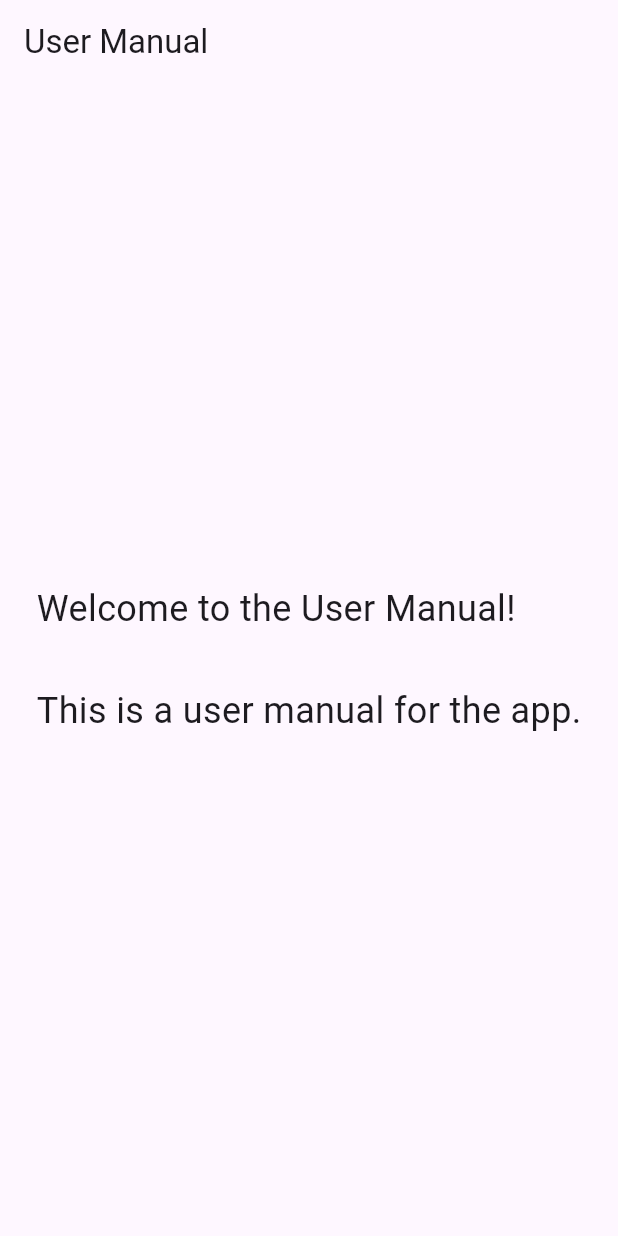
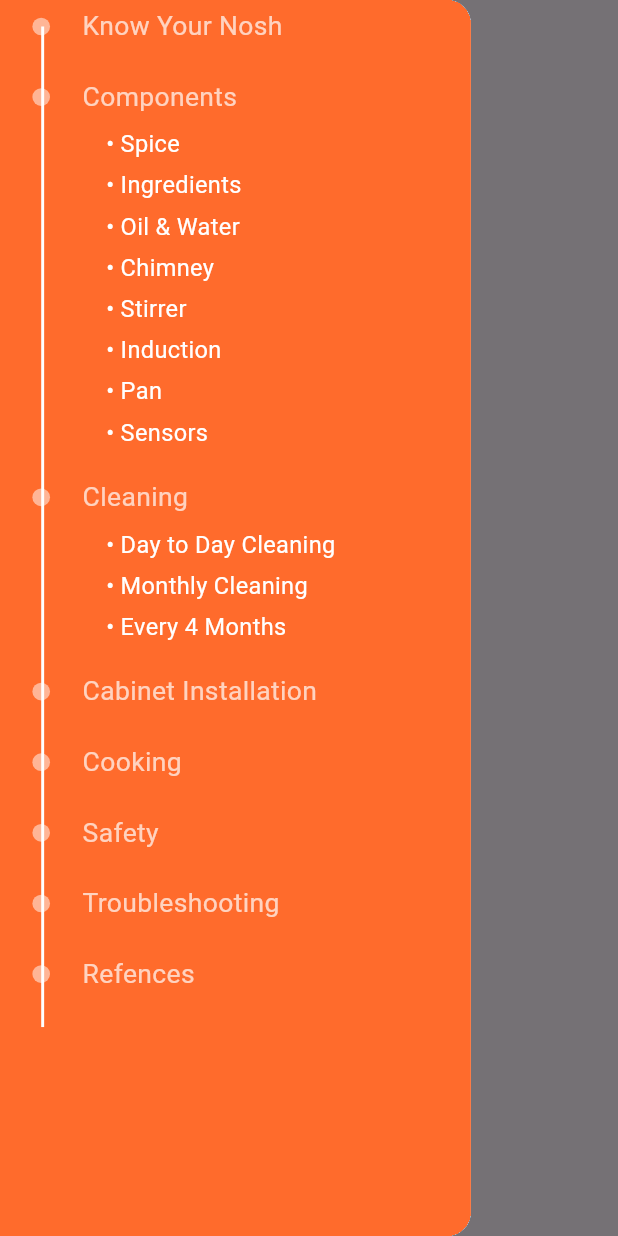
Before and after one commit to euphoticlabs/User-Manual, a Flutter app: the screen it shows after launch, with the side drawer open (before the commit the screen has no drawer), on a phone screen of 412 x 824 dp. Run offline on Flutter 3.47's test engine with Material 3 defaults, Android fonts, the phone set to English and light mode, and no system bars; drawn by our look-alikes of cached_network_image; our stand-ins replace responsive_framework; network calls fail.

Commit message:
Update dependencies and enhance user manual app structure
- Added new dependencies: cached_network_image, responsive_framework, and others in pubspec.lock.
- Updated pubspec.yaml to include responsive_framework and cached_network_image.
- Modified main.dart to integrate ResponsiveBreakPointWrapper and removed the old UserManualPage implementation.
- Updated iOS and macOS configuration files to include necessary Pod support files.
- Registered new plugins in GeneratedPluginRegistrant.swift for path_provider_foundation and sqflite_darwin.
- Adjusted widget test to reflect the new UserManualApp structure.

```diff
--- /dev/null
+++ b/lib/layout/responsive_wrapper.dart
@@ -0,0 +1,45 @@
+import 'package:flutter/material.dart';
+import 'package:responsive_framework/responsive_framework.dart';
+
+class ResponsiveBreakPointWrapper extends StatelessWidget {
+  final Widget child;
+  const ResponsiveBreakPointWrapper({super.key, required this.child});
+
+  @override
+  Widget build(BuildContext context) {
+    return ResponsiveBreakpoints.builder(
+      child: ResponsiveViewWrapper(child: child),
+      breakpoints: [
+        const Breakpoint(start: 0, end: 440, name: MOBILE),
+        const Breakpoint(start: 440, end: 880, name: TABLET),
+        const Breakpoint(start: 880, end: 1920, name: DESKTOP),
+        const Breakpoint(start: 1921, end: double.infinity, name: '4K'),
+      ],
+    );
+  }
+}
+
+class ResponsiveViewWrapper extends StatelessWidget {
+  final Widget child;
+  const ResponsiveViewWrapper({super.key, required this.child});
+
+  @override
+  Widget build(BuildContext context) {
+    return MaxWidthBox(
+      maxWidth: 3840,
+      child: ResponsiveScaledBox(
+        width: ResponsiveValue<double>(context, conditionalValues: [
+          Condition.equals(name: MOBILE, value: 420),
+          Condition.equals(name: TABLET, value: 800),
+          Condition.equals(name: DESKTOP, value: 968),
+          Condition.equals(name: '4K', value: 1921),
+        ], defaultValue: 420).value,
+        child: BouncingScrollWrapper.builder(
+          context,
+          child,
+          dragWithMouse: true,
+        ),
+      ),
+    );
+  }
+}
--- a/lib/main.dart
+++ b/lib/main.dart
@@ -1,4 +1,6 @@
 import 'package:flutter/material.dart';
+import 'package:user_manual/screens/user_manual_home.dart';
+import 'package:user_manual/layout/responsive_wrapper.dart';
 
 void main() {
   runApp(const UserManualApp());
@@ -14,26 +16,11 @@ class UserManualApp extends StatelessWidget {
       theme: ThemeData(
         primarySwatch: Colors.blue,
       ),
+      debugShowCheckedModeBanner: false,
+      builder: (context, child) {
+        return ResponsiveBreakPointWrapper(child: child!);
+      },
       home: const UserManualPage(),
     );
   }
 }
-
-class UserManualPage extends StatelessWidget {
-  const UserManualPage({super.key});
-
-  @override
-  Widget build(BuildContext context) {
-    return Scaffold(
-      appBar: AppBar(
-        title: const Text('User Manual'),
-      ),
-      body: const Center(
-        child: Text(
-          'Welcome to the User Manual!\n\nThis is a user manual for the app.',
-          style: TextStyle(fontSize: 24),
-        ),
-      ),
-    );
-  }
-}
--- /dev/null
+++ b/lib/screens/user_manual_home.dart
@@ -0,0 +1,95 @@
+import 'package:cached_network_image/cached_network_image.dart';
+import 'package:flutter/material.dart';
+import 'package:user_manual/screens/widgets/drawer.dart';
+
+class UserManualPage extends StatefulWidget {
+  const UserManualPage({super.key});
+
+  @override
+  State<UserManualPage> createState() => _UserManualPageState();
+}
+
+class _UserManualPageState extends State<UserManualPage> {
+  // Define your sections and subpoints
+  final List<Section> sections = [
+    Section("Know Your Nosh"),
+    Section("Components", [
+      SubSection("Spice"),
+      SubSection("Ingredients"),
+      SubSection("Oil & Water"),
+      SubSection("Chimney"),
+      SubSection("Stirrer"),
+      SubSection("Induction"),
+      SubSection("Pan"),
+      SubSection("Sensors"),
+    ]),
+    Section("Cleaning", [
+      SubSection("Day to Day Cleaning"),
+      SubSection("Monthly Cleaning"),
+      SubSection("Every 4 Months"),
+    ]),
+    Section("Cabinet Installation"),
+    Section("Cooking"),
+    Section("Safety"),
+    Section("Troubleshooting"),
+    Section("Refences"),
+  ];
+
+  void onSubSectionTap(int sectionIndex, int subIndex) {
+    setState(() {
+      // Clear all selections
+      for (final section in sections) {
+        section.selected = false;
+        for (final sub in section.subSections) {
+          sub.selected = false;
+        }
+      }
+
+      // Set the tapped section as selected
+      sections[sectionIndex].selected = true;
+
+      // If a subsection was tapped (subIndex != -1), set it as selected
+      if (subIndex != -1) {
+        sections[sectionIndex].subSections[subIndex].selected = true;
+      }
+    });
+    // Close the drawer after selection
+    Navigator.of(context).pop();
+  }
+
+  @override
+  Widget build(BuildContext context) {
+    return Scaffold(
+      appBar: AppBar(
+        title: const Text('User Manual'),
+        leading: Builder(
+          builder: (context) => IconButton(
+            icon: const CustomDrawerIcon(),
+            onPressed: () {
+              Scaffold.of(context).openDrawer();
+            },
+          ),
+        ),
+      ),
+      drawer: UserManualDrawer(
+        sections: sections,
+        onSectionTap: onSubSectionTap,
+      ),
+      body: SingleChildScrollView(
+        child: Column(
+          children: [
+            Text(
+              'Welcome to the User Manual!',
+              style: TextStyle(fontSize: 24),
+            ),
+            CachedNetworkImage(
+              imageUrl: 'https://nosh-user-manual.s3.ap-south-1.amazonaws.com/nosh.png',
+              placeholder: (context, url) => CircularProgressIndicator(),
+              errorWidget: (context, url, error) => Icon(Icons.error),
+            ),
+          ],
+        ),
+      ),
+    );
+  }
+}
--- /dev/null
+++ b/lib/screens/widgets/drawer.dart
@@ -0,0 +1,233 @@
+import 'package:flutter/material.dart';
+
+class UserManualDrawer extends StatelessWidget {
+  final List<Section> sections;
+  final Function(int, int) onSectionTap;
+  const UserManualDrawer({super.key, required this.sections, required this.onSectionTap});
+
+  @override
+  Widget build(BuildContext context) {
+    // Layout constants
+    const double dotRadius = 6.0;
+    const double lineLeft = 28.0;
+    const double sectionTitleHeight = 36.0;
+    const double subSectionHeight = 28.0;
+    const double sectionSpacing = 12.0;
+
+    // Calculate the total height for the vertical line
+    double totalHeight = 0;
+    for (final section in sections) {
+      totalHeight += sectionTitleHeight;
+      totalHeight += section.subSections.length * subSectionHeight;
+      totalHeight += sectionSpacing;
+    }
+
+    return Drawer(
+      width: 320,
+      child: Container(
+        color: const Color(0xFFFF6B2C),
+        child: SafeArea(
+          child: Column(
+            crossAxisAlignment: CrossAxisAlignment.start,
+            children: [
+
+              // Timeline and menu
+              Expanded(
+                child: Stack(
+                  children: [
+                    // Vertical line
+                    Positioned(
+                      left: lineLeft,
+                      top: sectionTitleHeight / 2,
+                      child: Container(
+                        width: 2,
+                        height: totalHeight - sectionSpacing,
+                        color: Colors.white,
+                      ),
+                    ),
+                    // Menu content with dots
+                    SingleChildScrollView(
+                      padding: EdgeInsets.zero,
+                      child: Padding(
+                        padding: const EdgeInsets.only(left: 0, right: 0, top: 0, bottom: 16),
+                        child: Column(
+                          crossAxisAlignment: CrossAxisAlignment.start,
+                          children: [
+                            for (int i = 0; i < sections.length; i++) ...[
+                              Row(
+                                crossAxisAlignment: CrossAxisAlignment.center,
+                                children: [
+                                  Container(
+                                    width: 56,
+                                    alignment: Alignment.center,
+                                    child: Container(
+                                      width: dotRadius * 2,
+                                      height: dotRadius * 2,
+                                      decoration: BoxDecoration(
+                                        color: sections[i].selected ? Colors.white : Colors.white.withOpacity(0.5),
+                                        shape: BoxShape.circle,
+                                      ),
+                                    ),
+                                  ),
+                                  Expanded(
+                                    child: GestureDetector(
+                                      onTap: () => onSectionTap(i, -1), // -1 indicates section tap
+                                      child: SizedBox(
+                                        height: sectionTitleHeight,
+                                        child: Align(
+                                          alignment: Alignment.centerLeft,
+                                          child: Text(
+                                            sections[i].title,
+                                            style: TextStyle(
+                                              color: sections[i].selected ? Colors.white : Colors.white.withOpacity(0.7),
+                                              fontWeight: sections[i].selected ? FontWeight.bold : FontWeight.normal,
+                                              fontSize: 18,
+                                            ),
+                                          ),
+                                        ),
+                                      ),
+                                    ),
+                                  ),
+                                ],
+                              ),
+                              ...sections[i].subSections.asMap().entries.map((entry) {
+                                final subIndex = entry.key;
+                                final sub = entry.value;
+                                return Padding(
+                                  padding: const EdgeInsets.only(left: 56),
+                                  child: SizedBox(
+                                    height: subSectionHeight,
+                                    child: Align(
+                                      alignment: Alignment.centerLeft,
+                                      child: GestureDetector(
+                                        onTap: () => onSectionTap(i, subIndex),
+                                        child: _subSectionWidget(context, sub),
+                                      ),
+                                    ),
+                                  ),
+                                );
+                              }),
+                              SizedBox(height: sectionSpacing),
+                            ],
+                          ],
+                        ),
+                      ),
+                    ),
+                  ],
+                ),
+              ),
+            ],
+          ),
+        ),
+      ),
+    );
+  }
+
+  static Widget _subSectionWidget(BuildContext context, SubSection sub) {
+    return Padding(
+      padding: const EdgeInsets.only(left: 16),
+      child: sub.selected
+          ? Container(
+              padding: const EdgeInsets.symmetric(horizontal: 12, vertical: 4),
+              decoration: BoxDecoration(
+                color: Colors.white,
+                borderRadius: BorderRadius.circular(16),
+              ),
+              child: Text(
+                sub.title,
+                style: const TextStyle(
+                  color: Color(0xFFFF6B2C),
+                  fontWeight: FontWeight.bold,
+                ),
+              ),
+            )
+          : Row(
+              children: [
+                const Text("• ", style: TextStyle(color: Colors.white, fontSize: 16)),
+                Text(
+                  sub.title,
+                  style: const TextStyle(color: Colors.white, fontSize: 16),
+                ),
+              ],
+            ),
+    );
+  }
+}
+
+class Section {
+  final String title;
+  final List<SubSection> subSections;
+  bool selected;
+  Section(this.title, [this.subSections = const [], this.selected = false]);
+}
+
+class SubSection {
+  final String title;
+  bool selected;
+  SubSection(this.title, {this.selected = false});
+}
+
+class CustomDrawerIcon extends StatelessWidget {
+  const CustomDrawerIcon({super.key});
+
+  @override
+  Widget build(BuildContext context) {
+    return Container(
+      width: 40,
+      height: 40,
+      decoration: BoxDecoration(
+        color: const Color(0xFFFF6B2C),
+        borderRadius: BorderRadius.circular(20),
+      ),
+      child: Stack(
+        children: [
+          // Left rectangle
+          Positioned(
+            left: 0,
+            top: 0,
+            bottom: 0,
+            child: Container(
+              width: 20,
+              decoration: const BoxDecoration(
+                color: Color(0xFFFF6B2C),
+                borderRadius: BorderRadius.only(
+                  topLeft: Radius.circular(20),
+                  bottomLeft: Radius.circular(20),
+                ),
+              ),
+            ),
+          ),
+          // Right circle
+          Positioned(
+            right: 0,
+            top: 0,
+            bottom: 0,
+            child: Container(
+              width: 20,
+              decoration: const BoxDecoration(
+                color: Color(0xFFFF6B2C),
+                shape: BoxShape.circle,
+              ),
+            ),
+          ),
+          // Custom icon in the middle
+          Center(
+            child: Container(
+              width: 24,
+              height: 24,
+              decoration: BoxDecoration(
+                color: Colors.white,
+                borderRadius: BorderRadius.circular(12),
+              ),
+              child: const Icon(
+                Icons.menu,
+                color: Color(0xFFFF6B2C),
+                size: 20,
+              ),
+            ),
+          ),
+        ],
+      ),
+    );
+  }
+}
--- a/pubspec.yaml
+++ b/pubspec.yaml
@@ -34,6 +34,8 @@ dependencies:
   # The following adds the Cupertino Icons font to your application.
   # Use with the CupertinoIcons class for iOS style icons.
   cupertino_icons: ^1.0.8
+  responsive_framework: ^1.1.0
+  cached_network_image: ^3.4.1
 
 dev_dependencies:
   flutter_test:
```
Also changed, not shown: pubspec.lock, 8 other files.
